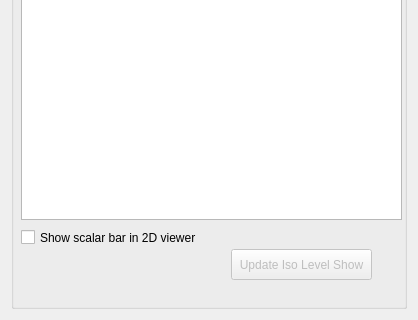
Old version of the form Modules/Loadable/PathPlan/Resources/UI/qSRPlanPathPlanModule.ui in the repository zoulianmp/SRPlan4Snake; both pictures show x 0 to 418 and y 630 to 950 of the 418 by 950 pixel window.
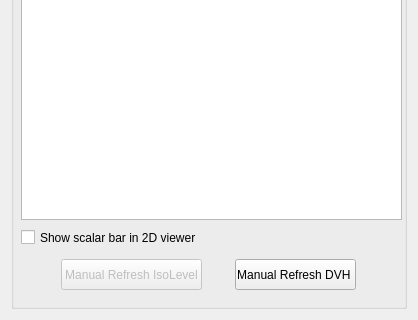
New version of the form. Icons and pictures are not drawn. Custom widgets are drawn as their Qt base class.

Diff of the .ui file:
```diff
--- a/Modules/Loadable/PathPlan/Resources/UI/qSRPlanPathPlanModule.ui
+++ b/Modules/Loadable/PathPlan/Resources/UI/qSRPlanPathPlanModule.ui
@@ -602,14 +602,14 @@
       </property>
       <property name="geometry">
        <rect>
-        <x>220</x>
-        <y>370</y>
+        <x>50</x>
+        <y>380</y>
         <width>141</width>
         <height>31</height>
        </rect>
       </property>
       <property name="text">
-       <string>Update Iso Level Show</string>
+       <string>Manual Refresh IsoLevel</string>
       </property>
      </widget>
      <widget class="QLabel" name="label_4">
@@ -767,6 +767,19 @@
        </size>
       </property>
      </widget>
+     <widget class="QPushButton" name="pushButton_ForeUpdateDVH">
+      <property name="geometry">
+       <rect>
+        <x>224</x>
+        <y>380</y>
+        <width>121</width>
+        <height>31</height>
+       </rect>
+      </property>
+      <property name="text">
+       <string>Manual Refresh DVH </string>
+      </property>
+     </widget>
     </widget>
    </item>
   </layout>
```
